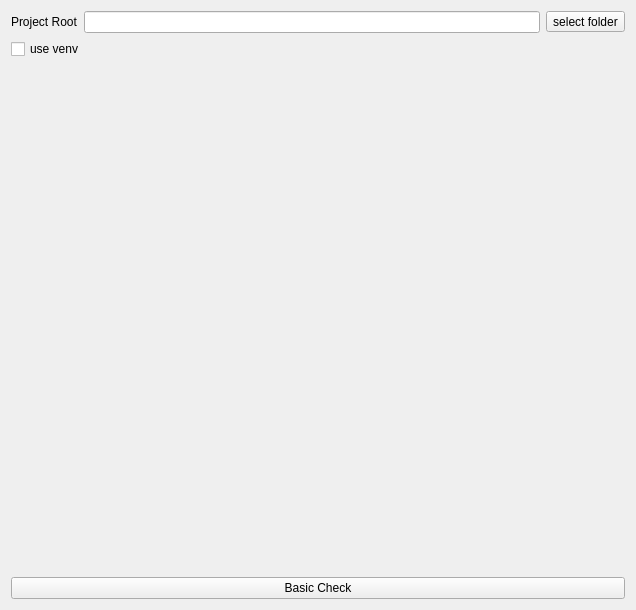
Old version of the form myYolo_qt/WidgetMain/Setting/widgetmainsetting.ui in the repository MRsoymilk/MyYolo.
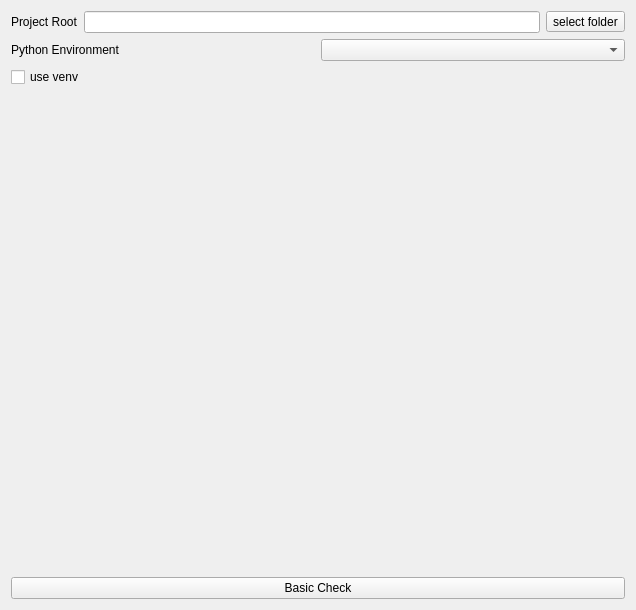
New version of the form.

The edit to the form file:
```diff
--- a/myYolo_qt/WidgetMain/Setting/widgetmainsetting.ui
+++ b/myYolo_qt/WidgetMain/Setting/widgetmainsetting.ui
@@ -35,14 +35,28 @@
      </item>
     </layout>
    </item>
-   <item row="3" column="0">
-    <widget class="QPushButton" name="btnBasicCheck">
-     <property name="text">
-      <string>Basic Check</string>
-     </property>
-    </widget>
+   <item row="1" column="0">
+    <layout class="QHBoxLayout" name="horizontalLayoutPythonEnv">
+     <item>
+      <widget class="QLabel" name="labelPythonEnv">
+       <property name="text">
+        <string>Python Environment</string>
+       </property>
+      </widget>
+     </item>
+     <item>
+      <widget class="QComboBox" name="cBoxPythonEnv"/>
+     </item>
+    </layout>
    </item>
    <item row="2" column="0">
+    <widget class="QCheckBox" name="checkBoxUseVenv">
+     <property name="text">
+      <string>use venv</string>
+     </property>
+    </widget>
+   </item>
+   <item row="3" column="0">
     <spacer name="verticalSpacer">
      <property name="orientation">
       <enum>Qt::Orientation::Vertical</enum>
@@ -55,10 +69,10 @@
      </property>
     </spacer>
    </item>
-   <item row="1" column="0">
-    <widget class="QCheckBox" name="checkBoxUseVenv">
+   <item row="4" column="0">
+    <widget class="QPushButton" name="btnBasicCheck">
      <property name="text">
-      <string>use venv</string>
+      <string>Basic Check</string>
      </property>
     </widget>
    </item>
```
